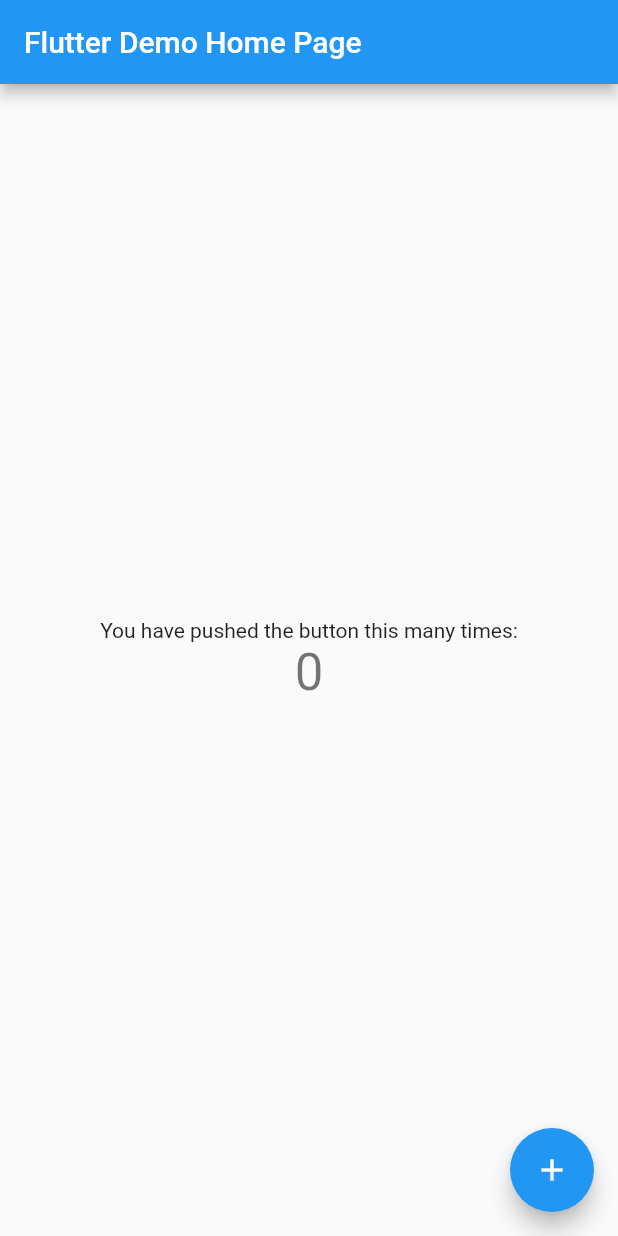
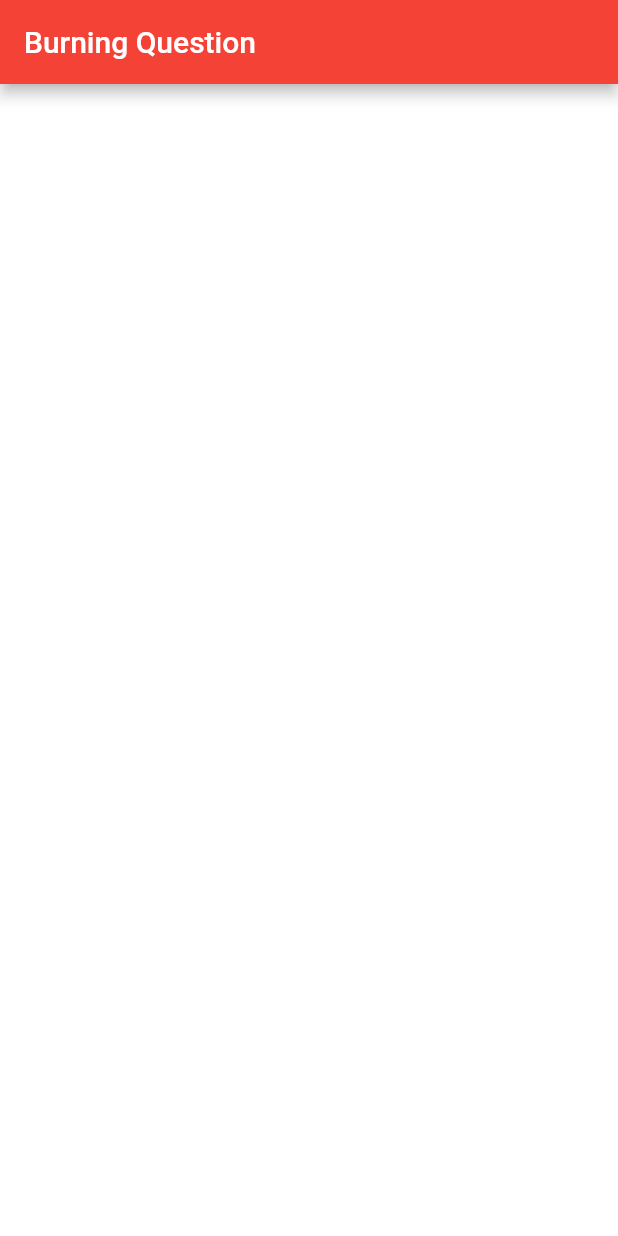
Before and after one commit to GosuCode/quizzle, a Flutter app: the screen it shows after launch, on a phone screen of 412 x 824 dp. Run offline on Flutter 3.47's test engine with Material 2 defaults, Android fonts, the phone set to English and light mode, and no system bars.

Commit message:
create a model question

```diff
--- a/lib/main.dart
+++ b/lib/main.dart
@@ -1,4 +1,5 @@
 import 'package:flutter/material.dart';
+import 'package:quizzle/pages/home_page.dart';
 
 void main() {
   runApp(const MyApp());
@@ -7,109 +8,15 @@ void main() {
 class MyApp extends StatelessWidget {
   const MyApp({super.key});
 
-  // This widget is the root of your application.
   @override
   Widget build(BuildContext context) {
     return MaterialApp(
-      title: 'Flutter Demo',
+      title: 'Quizzle',
+      debugShowCheckedModeBanner: false,
       theme: ThemeData(
-        // This is the theme of your application.
-        //
-        // Try running your application with "flutter run". You'll see the
-        // application has a blue toolbar. Then, without quitting the app, try
-        // changing the primarySwatch below to Colors.green and then invoke
-        // "hot reload" (press "r" in the console where you ran "flutter run",
-        // or simply save your changes to "hot reload" in a Flutter IDE).
-        // Notice that the counter didn't reset back to zero; the application
-        // is not restarted.
-        primarySwatch: Colors.blue,
+        primarySwatch: Colors.red,
       ),
-      home: const MyHomePage(title: 'Flutter Demo Home Page'),
+      home: const MyHomePage(),
     );
   }
 }
-
-class MyHomePage extends StatefulWidget {
-  const MyHomePage({super.key, required this.title});
-
-  // This widget is the home page of your application. It is stateful, meaning
-  // that it has a State object (defined below) that contains fields that affect
-  // how it looks.
-
-  // This class is the configuration for the state. It holds the values (in this
-  // case the title) provided by the parent (in this case the App widget) and
-  // used by the build method of the State. Fields in a Widget subclass are
-  // always marked "final".
-
-  final String title;
-
-  @override
-  State<MyHomePage> createState() => _MyHomePageState();
-}
-
-class _MyHomePageState extends State<MyHomePage> {
-  int _counter = 0;
-
-  void _incrementCounter() {
-    setState(() {
-      // This call to setState tells the Flutter framework that something has
-      // changed in this State, which causes it to rerun the build method below
-      // so that the display can reflect the updated values. If we changed
-      // _counter without calling setState(), then the build method would not be
-      // called again, and so nothing would appear to happen.
-      _counter++;
-    });
-  }
-
-  @override
-  Widget build(BuildContext context) {
-    // This method is rerun every time setState is called, for instance as done
-    // by the _incrementCounter method above.
-    //
-    // The Flutter framework has been optimized to make rerunning build methods
-    // fast, so that you can just rebuild anything that needs updating rather
-    // than having to individually change instances of widgets.
-    return Scaffold(
-      appBar: AppBar(
-        // Here we take the value from the MyHomePage object that was created by
-        // the App.build method, and use it to set our appbar title.
-        title: Text(widget.title),
-      ),
-      body: Center(
-        // Center is a layout widget. It takes a single child and positions it
-        // in the middle of the parent.
-        child: Column(
-          // Column is also a layout widget. It takes a list of children and
-          // arranges them vertically. By default, it sizes itself to fit its
-          // children horizontally, and tries to be as tall as its parent.
-          //
-          // Invoke "debug painting" (press "p" in the console, choose the
-          // "Toggle Debug Paint" action from the Flutter Inspector in Android
-          // Studio, or the "Toggle Debug Paint" command in Visual Studio Code)
-          // to see the wireframe for each widget.
-          //
-          // Column has various properties to control how it sizes itself and
-          // how it positions its children. Here we use mainAxisAlignment to
-          // center the children vertically; the main axis here is the vertical
-          // axis because Columns are vertical (the cross axis would be
-          // horizontal).
-          mainAxisAlignment: MainAxisAlignment.center,
-          children: <Widget>[
-            const Text(
-              'You have pushed the button this many times:',
-            ),
-            Text(
-              '$_counter',
-              style: Theme.of(context).textTheme.headlineMedium,
-            ),
-          ],
-        ),
-      ),
-      floatingActionButton: FloatingActionButton(
-        onPressed: _incrementCounter,
-        tooltip: 'Increment',
-        child: const Icon(Icons.add),
-      ), // This trailing comma makes auto-formatting nicer for build methods.
-    );
-  }
-}
--- /dev/null
+++ b/lib/models/question_model.dart
@@ -0,0 +1,16 @@
+class Question {
+  String id;
+  String question;
+  Map<String, dynamic> options;
+
+  Question({
+    required this.id,
+    required this.question,
+    required this.options,
+  });
+
+  @override
+  String toString() {
+    return 'Question(id: $id)';
+  }
+}
--- /dev/null
+++ b/lib/pages/home_page.dart
@@ -0,0 +1,47 @@
+import 'package:flutter/material.dart';
+import 'package:flutter/src/widgets/framework.dart';
+import 'package:flutter/src/widgets/placeholder.dart';
+import 'package:quizzle/models/question_model.dart';
+
+const Color correct = Colors.green;
+const Color incorrect = Colors.red;
+const Color neutral = Colors.white;
+const Color background = Color(DateTime.april);
+
+class MyHomePage extends StatefulWidget {
+  const MyHomePage({super.key});
+
+  @override
+  State<MyHomePage> createState() => _MyHomePageState();
+}
+
+class _MyHomePageState extends State<MyHomePage> {
+  List<Question> _questions = [
+    Question(id: '1', question: "What is statefulWidget ?", options: {
+      'Widget without state': false,
+      'Widget with state': true,
+      'Widget with science': false,
+      'Widget with battery': false,
+    }),
+    Question(
+        id: '2',
+        question: "How to create a new flutter project ?",
+        options: {
+          'create react app': false,
+          'ask adarsh': true,
+          'create flutter app': true,
+          'go to developer': false,
+        })
+  ];
+
+  int index = 0;
+  @override
+  Widget build(BuildContext context) {
+    return Scaffold(
+      backgroundColor: background,
+      appBar: AppBar(
+        title: const Text("Burning Question"),
+      ),
+    );
+  }
+}
```
